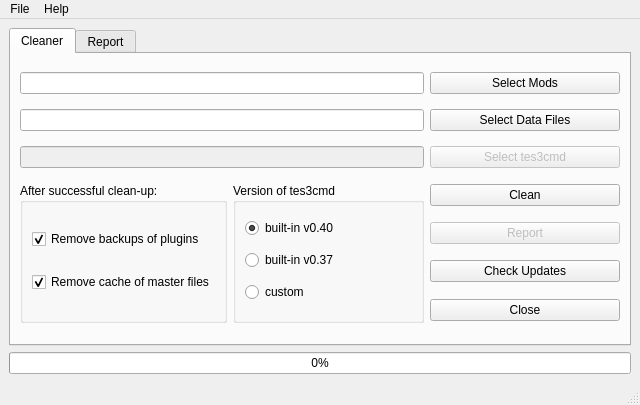
The window that moht/ui/qtgui.ui (emcek/modhelpertool) describes before a commit, drawn with Qt 5.
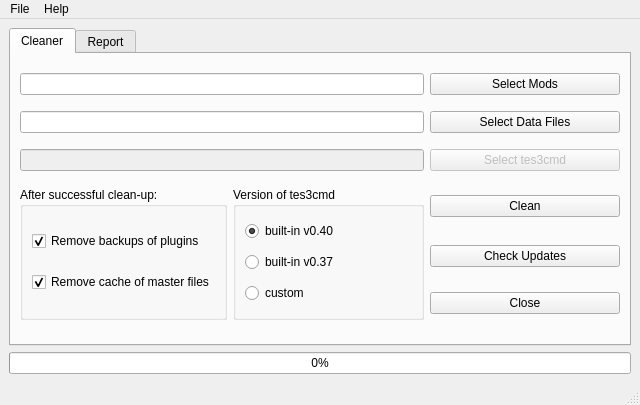
The same window after the commit. Icons and pictures are not drawn.

Commit message: remove report button

Patch:
```diff
--- a/moht/ui/qtgui.ui
+++ b/moht/ui/qtgui.ui
@@ -35,100 +35,7 @@
         <string>Cleaner</string>
        </attribute>
        <layout class="QGridLayout" name="gridLayout_2">
-        <item row="2" column="2">
-         <widget class="QPushButton" name="pb_tes3cmd">
-          <property name="enabled">
-           <bool>false</bool>
-          </property>
-          <property name="toolTip">
-           <string>&lt;html&gt;&lt;head/&gt;&lt;body&gt;&lt;p&gt;Select custom &lt;span style=&quot; font-weight:600;&quot;&gt;tes3cmd&lt;/span&gt; executable file, or keep using built-in one&lt;/p&gt;&lt;/body&gt;&lt;/html&gt;</string>
-          </property>
-          <property name="text">
-           <string>Select tes3cmd</string>
-          </property>
-         </widget>
-        </item>
-        <item row="4" column="2">
-         <widget class="QPushButton" name="pb_report">
-          <property name="enabled">
-           <bool>false</bool>
-          </property>
-          <property name="text">
-           <string>Report</string>
-          </property>
-         </widget>
-        </item>
-        <item row="3" column="2">
-         <widget class="QPushButton" name="pb_clean">
-          <property name="text">
-           <string>Clean</string>
-          </property>
-         </widget>
-        </item>
-        <item row="0" column="0" colspan="2">
-         <widget class="QLineEdit" name="le_mods_dir"/>
-        </item>
-        <item row="1" column="2">
-         <widget class="QPushButton" name="pb_morrowind_dir">
-          <property name="toolTip">
-           <string>&lt;html&gt;&lt;head/&gt;&lt;body&gt;&lt;p&gt;Select &lt;span style=&quot; font-weight:600;&quot;&gt;Data Files &lt;/span&gt;folder of Morrowind installation&lt;/p&gt;&lt;/body&gt;&lt;/html&gt;</string>
-          </property>
-          <property name="text">
-           <string>Select Data Files</string>
-          </property>
-         </widget>
-        </item>
-        <item row="2" column="0" colspan="2">
-         <widget class="QLineEdit" name="le_tes3cmd">
-          <property name="enabled">
-           <bool>false</bool>
-          </property>
-         </widget>
-        </item>
-        <item row="5" column="2">
-         <widget class="QPushButton" name="pb_chk_updates">
-          <property name="text">
-           <string>Check Updates</string>
-          </property>
-         </widget>
-        </item>
-        <item row="3" column="1" rowspan="4">
-         <widget class="QGroupBox" name="groupBox_2">
-          <property name="title">
-           <string>Version of tes3cmd</string>
-          </property>
-          <layout class="QVBoxLayout" name="verticalLayout_2">
-           <item>
-            <widget class="QRadioButton" name="rb_0_40">
-             <property name="text">
-              <string>built-in v0.40</string>
-             </property>
-             <property name="checked">
-              <bool>true</bool>
-             </property>
-            </widget>
-           </item>
-           <item>
-            <widget class="QRadioButton" name="rb_0_37">
-             <property name="text">
-              <string>built-in v0.37</string>
-             </property>
-             <property name="checked">
-              <bool>false</bool>
-             </property>
-            </widget>
-           </item>
-           <item>
-            <widget class="QRadioButton" name="rb_custom">
-             <property name="text">
-              <string>custom</string>
-             </property>
-            </widget>
-           </item>
-          </layout>
-         </widget>
-        </item>
-        <item row="3" column="0" rowspan="4">
+        <item row="3" column="0" rowspan="3">
          <widget class="QGroupBox" name="groupBox">
           <property name="title">
            <string>After successful clean-up:</string>
@@ -163,6 +70,13 @@
           </layout>
          </widget>
         </item>
+        <item row="2" column="0" colspan="2">
+         <widget class="QLineEdit" name="le_tes3cmd">
+          <property name="enabled">
+           <bool>false</bool>
+          </property>
+         </widget>
+        </item>
         <item row="0" column="2">
          <widget class="QPushButton" name="pb_mods_dir">
           <property name="toolTip">
@@ -173,16 +87,92 @@
           </property>
          </widget>
         </item>
-        <item row="1" column="0" colspan="2">
-         <widget class="QLineEdit" name="le_morrowind_dir"/>
+        <item row="3" column="1" rowspan="3">
+         <widget class="QGroupBox" name="groupBox_2">
+          <property name="title">
+           <string>Version of tes3cmd</string>
+          </property>
+          <layout class="QVBoxLayout" name="verticalLayout_2">
+           <item>
+            <widget class="QRadioButton" name="rb_0_40">
+             <property name="text">
+              <string>built-in v0.40</string>
+             </property>
+             <property name="checked">
+              <bool>true</bool>
+             </property>
+            </widget>
+           </item>
+           <item>
+            <widget class="QRadioButton" name="rb_0_37">
+             <property name="text">
+              <string>built-in v0.37</string>
+             </property>
+             <property name="checked">
+              <bool>false</bool>
+             </property>
+            </widget>
+           </item>
+           <item>
+            <widget class="QRadioButton" name="rb_custom">
+             <property name="text">
+              <string>custom</string>
+             </property>
+            </widget>
+           </item>
+          </layout>
+         </widget>
         </item>
-        <item row="6" column="2">
+        <item row="1" column="2">
+         <widget class="QPushButton" name="pb_morrowind_dir">
+          <property name="toolTip">
+           <string>&lt;html&gt;&lt;head/&gt;&lt;body&gt;&lt;p&gt;Select &lt;span style=&quot; font-weight:600;&quot;&gt;Data Files &lt;/span&gt;folder of Morrowind installation&lt;/p&gt;&lt;/body&gt;&lt;/html&gt;</string>
+          </property>
+          <property name="text">
+           <string>Select Data Files</string>
+          </property>
+         </widget>
+        </item>
+        <item row="5" column="2">
          <widget class="QPushButton" name="pb_close">
           <property name="text">
            <string>Close</string>
           </property>
          </widget>
         </item>
+        <item row="2" column="2">
+         <widget class="QPushButton" name="pb_tes3cmd">
+          <property name="enabled">
+           <bool>false</bool>
+          </property>
+          <property name="toolTip">
+           <string>&lt;html&gt;&lt;head/&gt;&lt;body&gt;&lt;p&gt;Select custom &lt;span style=&quot; font-weight:600;&quot;&gt;tes3cmd&lt;/span&gt; executable file, or keep using built-in one&lt;/p&gt;&lt;/body&gt;&lt;/html&gt;</string>
+          </property>
+          <property name="text">
+           <string>Select tes3cmd</string>
+          </property>
+         </widget>
+        </item>
+        <item row="1" column="0" colspan="2">
+         <widget class="QLineEdit" name="le_morrowind_dir"/>
+        </item>
+        <item row="0" column="0" colspan="2">
+         <widget class="QLineEdit" name="le_mods_dir"/>
+        </item>
+        <item row="3" column="2">
+         <widget class="QPushButton" name="pb_clean">
+          <property name="text">
+           <string>Clean</string>
+          </property>
+         </widget>
+        </item>
+        <item row="4" column="2">
+         <widget class="QPushButton" name="pb_chk_updates">
+          <property name="text">
+           <string>Check Updates</string>
+          </property>
+         </widget>
+        </item>
        </layout>
       </widget>
       <widget class="QWidget" name="tab_report">
```
Left out of the diff: 1 changed line with no effect on the pictures.
